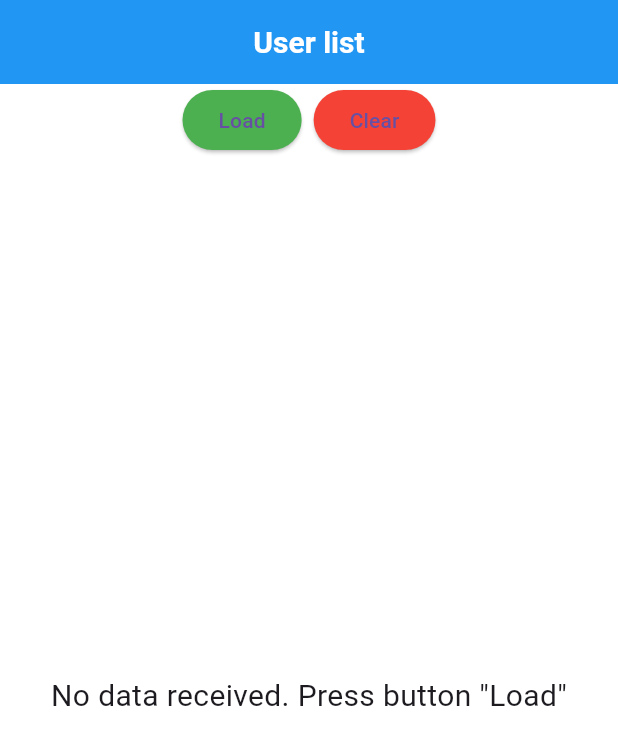
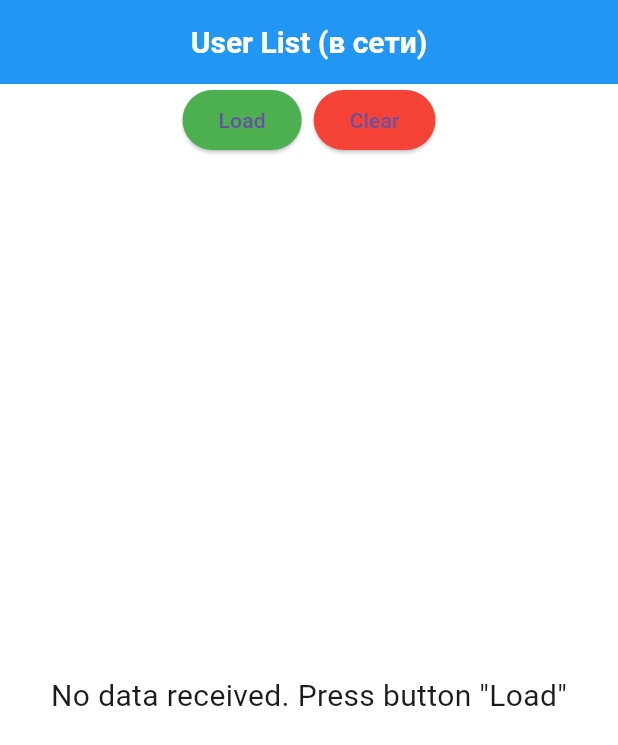
Before and after one commit to clonediff/FlutterTests, a Flutter app: the screen it shows after launch, on a phone screen of 412 x 824 dp. Shown: the top 745 px of the screen. Run offline on Flutter 3.47's test engine with Material 3 defaults, Android fonts, the phone set to English and light mode, and no system bars; our stand-ins replace connectivity_plus, flutter_bloc; statements that could not run were skipped.

```diff
--- /dev/null
+++ b/lib/cubit/internet_cubit.dart
@@ -0,0 +1,28 @@
+import 'dart:async';
+
+import 'package:connectivity_plus/connectivity_plus.dart';
+import 'package:flutter_bloc/flutter_bloc.dart';
+
+class MyConnectionState {
+  final bool connected;
+
+  MyConnectionState({required this.connected});
+}
+
+class ConnectionCubit extends Cubit<MyConnectionState> {
+  late StreamSubscription<List<ConnectivityResult>> _subscription;
+
+  ConnectionCubit() : super(MyConnectionState(connected: false)) {
+    _subscription = Connectivity().onConnectivityChanged.listen((event) {
+      emit(MyConnectionState(
+          connected:
+              event.every((element) => element != ConnectivityResult.none)));
+    });
+  }
+
+  @override
+  Future<void> close() {
+    _subscription.cancel();
+    return super.close();
+  }
+}
--- a/lib/pages/home_page.dart
+++ b/lib/pages/home_page.dart
@@ -2,6 +2,8 @@ import 'package:flutter/material.dart';
 import 'package:flutter_bloc/flutter_bloc.dart';
 import 'package:test_project/bloc/user_bloc.dart';
 import 'package:test_project/bloc/user_event.dart';
+import 'package:test_project/bloc/user_state.dart';
+import 'package:test_project/cubit/internet_cubit.dart';
 import 'package:test_project/default_appbar.dart';
 import 'package:test_project/services/user_repository.dart';
 import 'package:test_project/widgets/action_buttons.dart';
@@ -14,13 +16,27 @@ class HomePage extends StatelessWidget {
   Widget build(BuildContext context) {
     return RepositoryProvider(
       create: (context) => UserRepository(),
-      child: BlocProvider(
-        create: (context) =>
-            UserBloc(userRepository: context.read<UserRepository>())
-              ..add(UserLoadEvent()),
+      child: MultiBlocProvider(
+        providers: [
+          BlocProvider(
+            create: (context) =>
+                UserBloc(userRepository: context.read<UserRepository>())
+                  ..add(UserLoadEvent()),
+          ),
+          BlocProvider(
+            create: (context) => ConnectionCubit(),
+          )
+        ],
         child: Scaffold(
           appBar: DefaultAppBar(
-            title: const Text('User list'),
+            title: BlocBuilder<ConnectionCubit, MyConnectionState>(
+              builder: (context, state) => state.connected
+                  ? const Text('User List (в сети)')
+                  : const Text(
+                      'Нет соединения с интернетом',
+                      style: TextStyle(color: Colors.red),
+                    ),
+            ),
           ),
           backgroundColor: Colors.white,
           body: const Column(
--- a/pubspec.yaml
+++ b/pubspec.yaml
@@ -39,6 +39,7 @@ dependencies:
   json_serializable: ^6.7.1
   build_runner: ^2.4.9
   flutter_bloc: ^8.1.5
+  connectivity_plus: ^6.0.2
 
 dev_dependencies:
   flutter_test:
```
Also changed, not shown: pubspec.lock.
